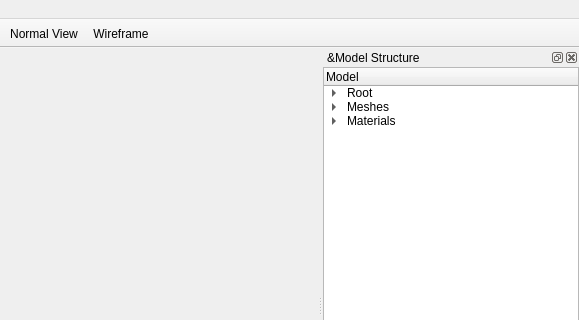
Qt form MIEP/mainwindow.ui (ikskuh/acknext) before a commit; both pictures show x 160 to 739 and y 0 to 320 of the 739 by 584 pixel window.
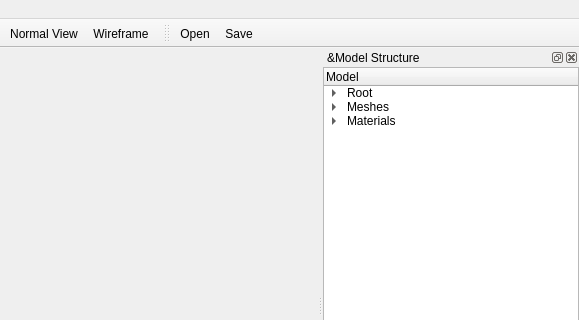
The same form after that commit. Icons and pictures are not drawn. Custom widgets are drawn as their Qt base class.

What changed in the file:
```diff
--- a/MIEP/mainwindow.ui
+++ b/MIEP/mainwindow.ui
@@ -153,6 +153,19 @@
     </layout>
    </widget>
   </widget>
+  <widget class="QToolBar" name="fileToolbar">
+   <property name="windowTitle">
+    <string>toolBar</string>
+   </property>
+   <attribute name="toolBarArea">
+    <enum>TopToolBarArea</enum>
+   </attribute>
+   <attribute name="toolBarBreak">
+    <bool>false</bool>
+   </attribute>
+   <addaction name="actionOpen"/>
+   <addaction name="actionSave"/>
+  </widget>
   <action name="actionOpen">
    <property name="icon">
     <iconset resource="../resource/ackui.qrc">
```
